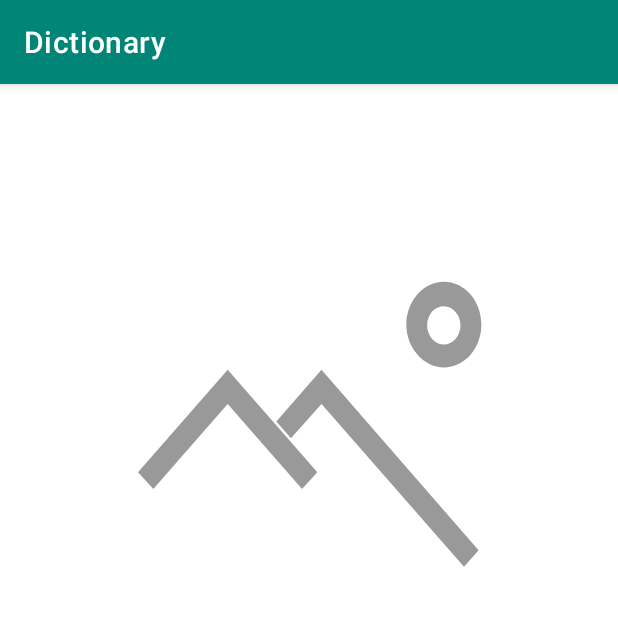
After one commit to robertgasp/ProfessinalDevelopment, an Android app: the fragment DescriptionFragment shown on its own in the app's theme, on a phone screen of 412 x 824 dp, the top half of it. The commit adds this screen. Run offline under Robolectric (Android 15) with nearby library versions, the phone set to English and light mode, and no system bars.

Commit message:
Lesson 6 Glide Coil Picasso Room

```diff
--- /dev/null
+++ b/app/src/main/java/com/example/professionaldevelopment/ui/fragments/DescriptionFragment.kt
@@ -0,0 +1,32 @@
+package com.example.professionaldevelopment.ui.fragments
+
+import android.os.Bundle
+import androidx.fragment.app.Fragment
+import android.view.LayoutInflater
+import android.view.View
+import android.view.ViewGroup
+import com.example.professionaldevelopment.R
+import com.example.professionaldevelopment.databinding.FragmentDescriptionBinding
+
+class DescriptionFragment : Fragment() {
+
+    private var _binding:FragmentDescriptionBinding?=null
+    private val binding get() = _binding!!
+
+    override fun onCreate(savedInstanceState: Bundle?) {
+        super.onCreate(savedInstanceState)
+
+    }
+
+    override fun onCreateView(
+        inflater: LayoutInflater, container: ViewGroup?,
+        savedInstanceState: Bundle?
+    ): View {
+        _binding = FragmentDescriptionBinding.inflate(inflater, container, false)
+        return binding.root
+    }
+
+    companion object {
+
+    }
+}
--- a/app/src/main/java/com/example/professionaldevelopment/ui/fragments/HistoryFragment.kt
+++ b/app/src/main/java/com/example/professionaldevelopment/ui/fragments/HistoryFragment.kt
@@ -50,8 +50,8 @@ class HistoryFragment : Fragment() {
     }
 
 
-    private fun iniViewModel() = with(binding) {
-        if (historyFragmentRecyclerview.adapter != null) {
+    private fun iniViewModel() {
+        if (binding.historyFragmentRecyclerview.adapter != null) {
             throw IllegalAccessException("The ViewModel should be initialised first")
         }
         val viewModel : HistoryViewModel by viewModel()
--- a/app/src/main/java/com/example/professionaldevelopment/ui/fragments/MainScreenFragment.kt
+++ b/app/src/main/java/com/example/professionaldevelopment/ui/fragments/MainScreenFragment.kt
@@ -1,11 +1,8 @@
 package com.example.professionaldevelopment.ui.fragments
 
 import android.os.Bundle
+import android.view.*
 import androidx.fragment.app.Fragment
-import android.view.LayoutInflater
-import android.view.MenuItem
-import android.view.View
-import android.view.ViewGroup
 import android.widget.Toast
 import androidx.lifecycle.Observer
 import androidx.recyclerview.widget.LinearLayoutManager
@@ -79,8 +76,6 @@ class MainScreenFragment : Fragment(), RenderView {
             })
             searchDialogFragment.show(childFragmentManager, BOTTOM_SHEET_FRAGMENT_DIALOG_TAG)
         }
-
-
     }
 
     private fun showNoInternetConnectionDialog() {
@@ -154,7 +149,7 @@ class MainScreenFragment : Fragment(), RenderView {
 
     private fun showViewSuccess() = with(binding) {
         successLinearLayout.visibility = View.VISIBLE
-        loadingFrameLayout.visibility = View.GONE
+        loadingFrameLayout.visibility  = View.GONE
         errorLinearLayout.visibility = View.GONE
     }
 
@@ -171,17 +166,6 @@ class MainScreenFragment : Fragment(), RenderView {
     }
 
 
-    override fun onOptionsItemSelected(item: MenuItem): Boolean {
-        return when (item.itemId) {
-            R.id.menu_history -> {
-                childFragmentManager.beginTransaction()
-                    .replace(R.id.container,HistoryFragment())
-                    .commit()
-                true
-            }
-            else -> super.onOptionsItemSelected(item)
-        }
-    }
 
     companion object {
         private const val BOTTOM_SHEET_FRAGMENT_DIALOG_TAG =
--- /dev/null
+++ b/app/src/main/java/com/example/professionaldevelopment/ui/history/EquilateralImageView].kt
@@ -0,0 +1,18 @@
+package com.example.professionaldevelopment.ui.history
+
+import android.content.Context
+import android.util.AttributeSet
+import androidx.appcompat.widget.AppCompatImageView
+
+class EquilateralImageView : AppCompatImageView {
+
+    constructor(context: Context) : super(context)
+
+    constructor(context: Context, attrs: AttributeSet) : super(context, attrs)
+
+    constructor(context: Context, attrs: AttributeSet, defStyleAttr: Int) : super(context, attrs, defStyleAttr)
+
+    override fun onMeasure(widthMeasureSpec: Int, heightMeasureSpec: Int) {
+        super.onMeasure(widthMeasureSpec, widthMeasureSpec)
+    }
+}
--- a/app/src/main/java/com/example/professionaldevelopment/ui/main/MainActivity.kt
+++ b/app/src/main/java/com/example/professionaldevelopment/ui/main/MainActivity.kt
@@ -2,8 +2,11 @@ package com.example.professionaldevelopment.ui.main
 
 import androidx.appcompat.app.AppCompatActivity
 import android.os.Bundle
+import android.view.Menu
+import android.view.MenuItem
 import com.example.professionaldevelopment.R
 import com.example.professionaldevelopment.databinding.ActivityMainBinding
+import com.example.professionaldevelopment.ui.fragments.HistoryFragment
 import com.example.professionaldevelopment.ui.fragments.MainScreenFragment
 
 class MainActivity : AppCompatActivity() {
@@ -22,4 +25,21 @@ class MainActivity : AppCompatActivity() {
                 .commit()
         }
     }
+
+    override fun onCreateOptionsMenu(menu: Menu?): Boolean {
+        menuInflater.inflate(R.menu.history_menu, menu)
+        return super.onCreateOptionsMenu(menu)
+    }
+
+    override fun onOptionsItemSelected(item: MenuItem): Boolean {
+        return when (item.itemId) {
+            R.id.menu_history -> {
+                supportFragmentManager.beginTransaction()
+                    .replace(R.id.container, HistoryFragment())
+                    .commit()
+                true
+            }
+            else -> super.onOptionsItemSelected(item)
+        }
+    }
 }
--- /dev/null
+++ b/app/src/main/res/drawable-v24/ic_no_photo_vector.xml
@@ -0,0 +1,15 @@
+<vector xmlns:android="http://schemas.android.com/apk/res/android"
+        android:width="24dp"
+        android:height="24dp"
+        android:viewportHeight="70"
+        android:viewportWidth="80">
+    <path
+            android:fillColor="@color/color_gray"
+            android:pathData="M28.3,27.7l10.7,10.7l2.2,-2.1l-12.9,-12.9l-12.9,12.9l2.2,2.1z"/>
+    <path
+            android:fillColor="@color/color_gray"
+            android:pathData="M41.8,27.7l20.5,20.5l2.1,-2.1l-22.6,-22.7l-6.5,6.5l2.1,2.1z"/>
+    <path
+            android:fillColor="@color/color_gray"
+            android:pathData="M59.4,23.1c3,0 5.4,-2.4 5.4,-5.4s-2.4,-5.4 -5.4,-5.4S54,14.8 54,17.7S56.5,23.1 59.4,23.1L59.4,23.1zM59.4,15.4c1.3,0 2.4,1.1 2.4,2.4c0,1.3 -1.1,2.4 -2.4,2.4c-1.3,0 -2.4,-1.1 -2.4,-2.4C57,16.4 58.1,15.4 59.4,15.4C59.4,15.3 59.4,15.3 59.4,15.4L59.4,15.4z"/>
+</vector>
--- /dev/null
+++ b/app/src/main/res/layout/fragment_description.xml
@@ -0,0 +1,51 @@
+<?xml version="1.0" encoding="utf-8"?>
+<androidx.swiperefreshlayout.widget.SwipeRefreshLayout
+    xmlns:android="http://schemas.android.com/apk/res/android"
+    xmlns:tools="http://schemas.android.com/tools"
+    xmlns:app="http://schemas.android.com/apk/res-auto"
+    android:id="@+id/description_screen_swipe_refresh_layout"
+    android:layout_width="match_parent"
+    android:layout_height="match_parent"
+    android:paddingEnd="@dimen/margin_xx_small"
+    android:paddingLeft="@dimen/margin_xx_small"
+    android:paddingRight="@dimen/margin_xx_small"
+    android:paddingStart="@dimen/margin_xx_small">
+
+    <LinearLayout
+        android:layout_width="match_parent"
+        android:layout_height="wrap_content"
+        android:orientation="vertical"
+        android:layout_marginTop="@dimen/margin_medium"
+        android:fitsSystemWindows="true">
+
+        <TextView
+            android:id="@+id/description_header"
+            android:layout_width="wrap_content"
+            android:layout_marginStart="@dimen/margin_medium"
+            android:layout_height="wrap_content"
+            style="@style/HeaderTextStyle"
+            tools:text="Header"/>
+
+        <TextView
+            android:id="@+id/description_textview"
+            android:layout_width="wrap_content"
+            style="@style/BaseTextStyle"
+            android:layout_marginStart="@dimen/margin_medium"
+            android:layout_height="wrap_content"
+            tools:text="Description: Lorem ipsum dolor sit amet, consectetur adipiscing elit, sed do eiusmod tempor incididunt ut labore et dolore magna aliqua."/>
+
+
+        <com.example.professionaldevelopment.ui.history.EquilateralImageView
+            android:id="@+id/description_imageview"
+            android:layout_width="match_parent"
+            android:layout_marginStart="@dimen/margin_medium"
+            android:layout_marginEnd="@dimen/margin_medium"
+            android:layout_marginTop="@dimen/margin_medium"
+            android:layout_height="wrap_content"
+            android:layout_gravity="center_horizontal"
+            app:srcCompat="@drawable/ic_no_photo_vector"
+            android:visibility="visible"
+            tools:visibility="visible"
+            android:contentDescription="@string/image_stub"/>
+    </LinearLayout>
+</androidx.swiperefreshlayout.widget.SwipeRefreshLayout>
--- a/app/src/main/res/values/strings.xml
+++ b/app/src/main/res/values/strings.xml
@@ -12,4 +12,5 @@
     <string name="dialog_tittle_sorry">Sorry</string>
     <string name="error_stub">Error</string>
     <string name="menu_title_history">History</string>
+    <string name="image_stub">image</string>
 </resources>
--- a/build.gradle
+++ b/build.gradle
@@ -6,7 +6,7 @@ buildscript {
     }
     dependencies {
         classpath 'com.android.tools.build:gradle:7.1.0'
-        classpath "org.jetbrains.kotlin:kotlin-gradle-plugin:1.6.10"
+        classpath "org.jetbrains.kotlin:kotlin-gradle-plugin:1.5.21"
 
         // NOTE: Do not place your application dependencies here; they belong
         // in the individual module build.gradle files
```
